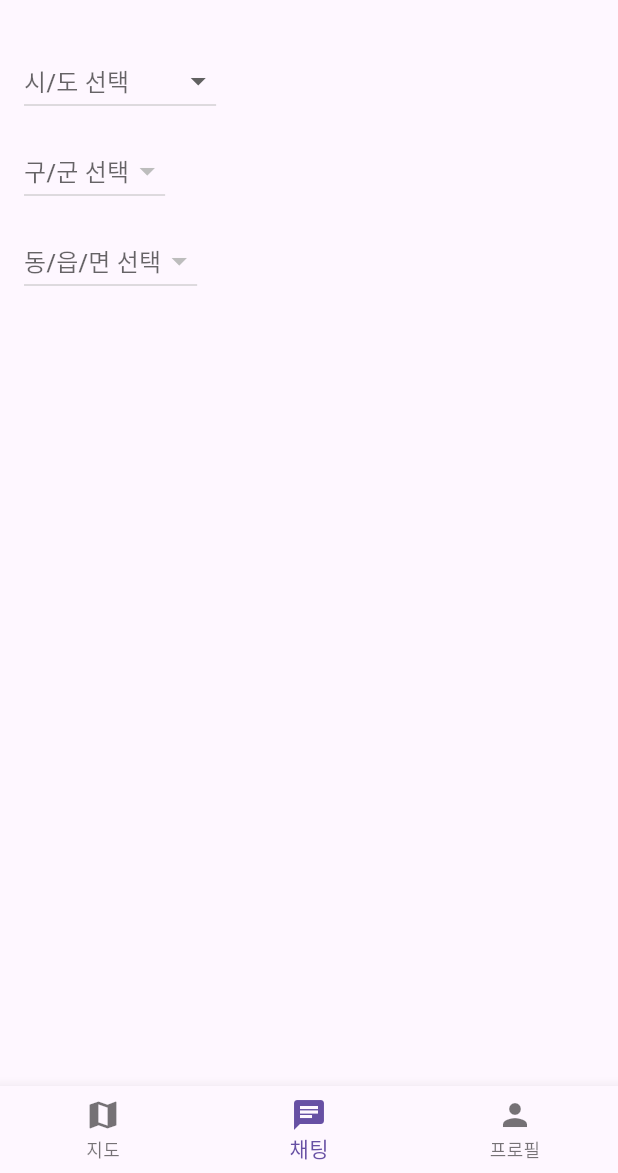
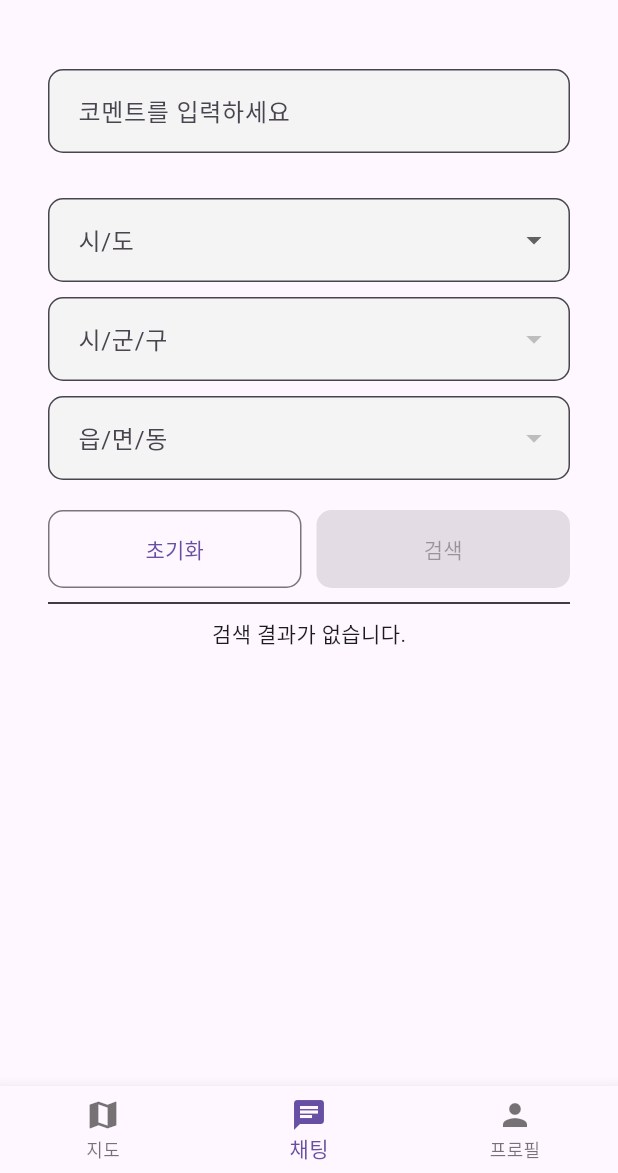
Before and after one commit to Hakhun-Do/Graduation_android_flutter, a Flutter app: the MainPage screen opened by its route, item 2 of the bottom bar chosen, on a phone screen of 412 x 824 dp, the part 63-1236 px from its top. Run offline on Flutter 3.47's test engine with Material 3 defaults, Android fonts, the phone set to English and light mode, and no system bars; our stand-ins replace flutter_secure_storage, geolocator, webview_flutter; missing offline and left inert: flutter_inappwebview; accounts and stored records are empty; network calls fail.

Commit message:
지역을 이용한 데이터 검색 기능 구현 완료 코멘트를 이용한 데이터 검색 기능 추가 예정 코멘트 창 꾸미기 예정

```diff
--- a/lib/mainpage.dart
+++ b/lib/mainpage.dart
@@ -50,7 +50,7 @@ class MainPageState extends State<MainPage> {
           ? SingleChildScrollView( // ChatGroup을 ScrollView로 감쌈
         child: Padding(
           padding: const EdgeInsets.all(16.0),
-          child: SafeRegionSelector(),
+          child: RegionSelector(),
         ),
       ) // 채팅
           : SingleChildScrollView( // ProfileGroup을 ScrollView로 감쌈
--- a/lib/mainpage_chat_group.dart
+++ b/lib/mainpage_chat_group.dart
@@ -1,107 +1,236 @@
 import 'package:flutter/material.dart';
-import 'region_data.dart';  // regionMap을 선언한 파일 경로로 정확히 맞춰서
+import 'region_data.dart'; // 지역 데이터(Map 구조)
+import 'api_service.dart'; // ProblemMarkerService 정의
 
-class SafeRegionSelector extends StatefulWidget {
-  const SafeRegionSelector({super.key});
+class RegionSelector extends StatefulWidget {
+  const RegionSelector({Key? key}) : super(key: key);
 
   @override
-  State<SafeRegionSelector> createState() => _SafeRegionSelectorState();
+  State<RegionSelector> createState() => _RegionSelectorState();
 }
 
-class _SafeRegionSelectorState extends State<SafeRegionSelector> {
-  String? selectedCity;
-  String? selectedDistrict;
-  String? selectedTown;
+class _RegionSelectorState extends State<RegionSelector> {
+  String? _selectedCity;      // 시/도
+  String? _selectedTown;      // 시/군/구
+  String? _selectedDistrict;  // 읍/면/동
+
+  List<Map<String, dynamic>> _comments = []; // 검색 결과
+
+  InputDecoration dropdownDecoration(String label) {
+    return InputDecoration(
+      labelText: label,
+      filled: true,
+      fillColor: const Color(0xFFF4F4F4),
+      border: OutlineInputBorder(
+        borderRadius: BorderRadius.circular(10),
+        borderSide: BorderSide(color: Colors.grey.shade300, width: 1),
+      ),
+      contentPadding: const EdgeInsets.symmetric(horizontal: 16, vertical: 16),
+    );
+  }
 
   @override
   Widget build(BuildContext context) {
-    final cities = regionMap.keys.toList();
+    final cityList = regionMap.keys.toList();
+    final townList = _selectedCity != null
+        ? regionMap[_selectedCity!]!.keys.toList()
+        : <String>[];
+    final districtList = (_selectedCity != null && _selectedTown != null)
+        ? regionMap[_selectedCity!]![_selectedTown!] ?? <String>[]
+        : <String>[];
 
-    final districts = (selectedCity != null && regionMap.containsKey(selectedCity))
-        ? regionMap[selectedCity]!.keys.toList()
-        : [];
-
-    final towns = (selectedCity != null &&
-        selectedDistrict != null &&
-        regionMap.containsKey(selectedCity) &&
-        regionMap[selectedCity]!.containsKey(selectedDistrict))
-        ? regionMap[selectedCity]![selectedDistrict]!
-        : [];
-
-    if (selectedCity != null && !cities.contains(selectedCity)) {
-      selectedCity = null;
-      selectedDistrict = null;
-      selectedTown = null;
-    }
-    if (selectedDistrict != null && !districts.contains(selectedDistrict)) {
-      selectedDistrict = null;
-      selectedTown = null;
-    }
-    if (selectedTown != null && !towns.contains(selectedTown)) {
-      selectedTown = null;
-    }
-
-    return Column(
+    return SingleChildScrollView(
+      padding: const EdgeInsets.all(16.0),
+      child: Column(
         crossAxisAlignment: CrossAxisAlignment.start,
         children: [
-        DropdownButton<String>(
-          hint: Text('시/도 선택'),
-          value: selectedCity,
-          items: cities
-              .map((city) => DropdownMenuItem(value: city, child: Text(city)))
-              .toList(),
+          TextField(
+            decoration: InputDecoration(
+              labelText: "코멘트를 입력하세요",
+              filled: true,
+              fillColor: const Color(0xFFF4F4F4),
+              border: OutlineInputBorder(
+                borderRadius: BorderRadius.circular(10),
+                borderSide: BorderSide(color: Colors.grey.shade300, width: 1),
+              ),
+              contentPadding: const EdgeInsets.symmetric(horizontal: 16, vertical: 16),
+            ),
+            onChanged: (text) {
+              // 필요시 처리
+              print("코멘트 입력: $text");
+            },
+          ),
+          const SizedBox(height: 30),
+
+          // 1단계 시/도
+          DropdownButtonFormField<String>(
+            isExpanded: true,
+            decoration: dropdownDecoration('시/도'),
+            value: _selectedCity,
+            icon: const Icon(Icons.arrow_drop_down),
+            items: cityList.map((city) =>
+                DropdownMenuItem(value: city, child: Text(city))
+            ).toList(),
             onChanged: (value) {
               setState(() {
-              selectedCity = value;
-              selectedDistrict = null;
-              selectedTown = null;
+                _selectedCity = value;
+                _selectedTown = null;
+                _selectedDistrict = null;
               });
             },
           ),
-        SizedBox(height: 12),
-        DropdownButton<String>(
-          hint: Text('구/군 선택'),
-          value: selectedDistrict,
-          items: districts
-              .map((district) => DropdownMenuItem<String>(
-            value: district,
-            child: Text(district),
-          ))
-              .toList(),
+          const SizedBox(height: 10),
+
+          // 2단계 시/군/구
+          DropdownButtonFormField<String>(
+            isExpanded: true,
+            decoration: dropdownDecoration('시/군/구'),
+            value: _selectedTown,
+            icon: const Icon(Icons.arrow_drop_down),
+            items: townList.map((town) =>
+                DropdownMenuItem(value: town, child: Text(town))
+            ).toList(),
             onChanged: (value) {
               setState(() {
-              selectedDistrict = value;
-              selectedTown = null;
+                _selectedTown = value;
+                _selectedDistrict = null;
               });
             },
           ),
+          const SizedBox(height: 10),
 
-
-        SizedBox(height: 12),
-        DropdownButton<String>(
-          hint: Text('동/읍/면 선택'),
-          value: selectedTown,
-          items: towns
-              .map((town) => DropdownMenuItem<String>(
-            value: town,
-            child: Text(town),
-          ))
-              .toList(),
+          // 3단계 읍/면/동
+          DropdownButtonFormField<String>(
+            isExpanded: true,
+            decoration: dropdownDecoration('읍/면/동'),
+            value: _selectedDistrict,
+            icon: const Icon(Icons.arrow_drop_down),
+            items: districtList.map((district) =>
+                DropdownMenuItem(value: district, child: Text(district))
+            ).toList(),
             onChanged: (value) {
               setState(() {
-              selectedTown = value;
+                _selectedDistrict = value;
               });
             },
           ),
+          const SizedBox(height: 20),
 
+          Row(
+            children: [
+              Expanded(
+                child: OutlinedButton(
+                  onPressed: () {
+                    setState(() {
+                      _selectedCity = null;
+                      _selectedTown = null;
+                      _selectedDistrict = null;
+                      _comments.clear();
+                    });
+                  },
+                  style: OutlinedButton.styleFrom(
+                    padding: const EdgeInsets.symmetric(vertical: 16),
+                    shape: RoundedRectangleBorder(
+                      borderRadius: BorderRadius.circular(10),
+                    ),
+                  ),
+                  child: const Text('초기화'),
+                ),
+              ),
+              const SizedBox(width: 10),
+              Expanded(
+                child: ElevatedButton(
+                  onPressed: (_selectedCity != null ||
+                      _selectedTown != null ||
+                      _selectedDistrict != null)
+                      ? () async {
+                    try {
+                      final data = await ProblemMarkerService().fetchProblemData(
+                        ctprvnNm: _selectedCity ?? '',
+                        signguNm: _selectedTown,
+                      );
+                      print('API 응답 데이터: $data');  // 데이터 확인
+                      setState(() {
+                        _comments = data;
+                      });
+                      print("불러온 코멘트 수: ${data.length}");
+                    } catch (e) {
+                      print("데이터 불러오기 실패: $e");
+                    }
 
-        SizedBox(height: 20),
-        if (selectedCity != null && selectedDistrict != null && selectedTown != null)
-          Text(
-            '선택한 지역: $selectedCity > $selectedDistrict > $selectedTown',
-            style: TextStyle(fontWeight: FontWeight.bold, color: Colors.blue),
+                  }
+                      : null,
+                  style: ElevatedButton.styleFrom(
+                    backgroundColor: Colors.black,
+                    foregroundColor: Colors.white,
+                    padding: const EdgeInsets.symmetric(vertical: 16),
+                    shape: RoundedRectangleBorder(
+                      borderRadius: BorderRadius.circular(10),
+                    ),
+                  ),
+                  child: const Text('검색'),
+                ),
               ),
             ],
+          ),
+
+          const Divider(color: Colors.black, thickness: 1, height: 20),
+
+          // 검색 결과 표시 (스크롤뷰 안에서는 Expanded 대신 그냥 위젯! + shrinkWrap)
+          _comments.isEmpty
+              ? const Center(child: Text("검색 결과가 없습니다."))
+              : ListView.builder(
+            itemCount: _comments.length,
+            shrinkWrap: true,
+            physics: const NeverScrollableScrollPhysics(),
+            itemBuilder: (context, index) {
+              final comment = _comments[index]['comment'] ?? '코멘트 없음';
+              final addr =
+                  "${_comments[index]['ctp'] ?? ''} ${_comments[index]['sig'] ?? ''}";
+              final detailAddr = _comments[index]['lnmadr'] ?? '';
+              final desc = _comments[index]['descLc'] ?? '';
+
+              return Card(
+                margin: const EdgeInsets.symmetric(vertical: 6),
+                elevation: 2, // 그림자
+                shape: RoundedRectangleBorder(
+                  borderRadius: BorderRadius.circular(8),
+                ),
+                child: ListTile(
+                  leading: const Icon(Icons.place, color: Colors.redAccent),
+                  title: Text(
+                    comment,
+                    style: const TextStyle(
+                      fontWeight: FontWeight.bold,
+                      fontSize: 16,
+                    ),
+                  ),
+                  subtitle: Column(
+                    crossAxisAlignment: CrossAxisAlignment.start,
+                    children: [
+                      Text(addr,
+                          style:
+                          const TextStyle(color: Colors.grey, fontSize: 13)),
+                      if (detailAddr.isNotEmpty)
+                        Text(detailAddr,
+                            style:
+                            const TextStyle(color: Colors.grey, fontSize: 12)),
+                      if (desc.isNotEmpty)
+                        Text(desc,
+                            style: const TextStyle(
+                                color: Colors.black87, fontSize: 13)),
+                    ],
+                  ),
+                  onTap: () {
+                    // 지도 이동이나 추가 액션을 연결할 수 있음
+                    print("📍 선택한 위치: $addr / $detailAddr");
+                  },
+                ),
+              );
+            },
+          )
+        ],
+      ),
     );
   }
 }
--- a/lib/region_data.dart
+++ b/lib/region_data.dart
@@ -125,11 +125,11 @@ final Map<String, Map<String, List<String>>> regionMap = {
     '화성시': ['봉담읍', '우정읍', '향남읍', '남양읍', '매송면', '비봉면', '마도면', '송산면', '서신면', '팔탄면', '장안면', '양감면', '정남면', '병점1동', '병점2동', '진안동', '반월동', '기배동', '화산동', '동탄1동', '동탄2동', '동탄3동', '동탄4동', '동탄5동', '동탄6동', '동탄7동', '동탄8동'],
   },
   '강원특별자치도': {
-    '춘천시': ['강남동', '강북', '남면', '남산면', '동내면', '동면', '북산면', '사북면', '서면', '신동면', '신북읍', '조운동', '중앙동', '근화동', '소양동', '교동', '효자동', '후평1동', '후평2동', '후평3동', '석사동', '퇴계동', '강남동'],
+    '춘천시': ['강남동', '강북', '남면', '남산면', '동내면', '동면', '북산면', '사북면', '서면', '신동면', '신북읍', '조운동', '중앙동', '근화동', '소양동', '교동', '효자동', '후평1동', '후평2동', '후평3동', '석사동', '퇴계동'],
     '원주시': ['가곡동', '개운동', '단계동', '명륜동', '봉산동', '부론면', '소초면', '신림면', '우산동', '원동', '일산동', '지정면', '판부면', '평원동', '학성동', '행구동', '호저면', '흥업면', '문막읍', '귀래면', '중앙동', '태장1동', '태장2동', '무실동', '반곡관설동'],
     '강릉시': ['강동면', '강문동', '견소동', '교1동', '교2동', '구정면', '금학동', '남문동', '남항진동', '내곡동', '대신동', '명주동', '사천면', '성내동', '성산면', '성덕동', '송정동', '연곡면', '옥계면', '옥천동', '왕산면', '용강동', '운산동', '월호평동', '유천동', '임당동', '입암동', '저동', '주문진읍', '죽헌동', '중앙동', '지변동', '청량동', '초당동', '포남동', '홍제동'],
     '동해시': ['송정동', '북삼동', '부곡동', '비천동', '쇄운동', '신흥동', '어달동', '용정동', '이도동', '일출로', '지흥동', '천곡동', '추암동', '평릉동', '망상동', '묵호진동', '삼화동'],
-    '태백시': ['문곡소도동', '상장동', '성황, , 건지동', '황지동', '황연동', '구문소동', '장성동', '철암동'],
+    '태백시': ['문곡소도동', '상장동', '성황동', '건지동', '황지동', '황연동', '구문소동', '장성동', '철암동'],
     '속초시': ['교동', '금호동', '노학동', '대포동', '도문동', '동명동', '설악동', '영랑동', '장사동', '조양동', '중앙동', '청학동'],
     '삼척시': ['가곡면', '건지동', '근덕면', '남양동', '노곡면', '미로면', '사직동', '삼척동', '성내동', '소달동', '신기면', '신기동', '원덕읍', '읍상동', '장성동', '정라동', '조비동', '하장면', '도계읍']
   },
@@ -139,8 +139,8 @@ final Map<String, Map<String, List<String>>> regionMap = {
     '제천시': ['중앙동', '영서동', '용두동', '신백동', '남현동', '강제동', '청전동', '송학면', '한수면', '남제천', '동현동', '화산동', '교동', '고암동', '백운면', '봉양읍', '금성면', '수산면', '덕산면'],
   },
   '충청남도': {
-    '천안시': ['목천읍', '풍세면', '광덕면', '성거읍', '직산읍', '입장면', '성환읍', '병천면', '동면', '가락', '신방동', '일봉동', '봉명동', '중앙동', '문성동', '원성1동', '원성2동', '유량동', '신안동', '성정1동', '성정2동', '쌍용1동', '쌍용2동', '쌍용3동', '불당동', '백석동', '차암동'],
-    '공주시': ['웅진동', '금학동', '옥룡동', '중학동', '반죽동', '탄천면', '계룡면', '반포면', '이인면', '탄천면', '우성면', '사곡면', '정안면', '신관동', '월송동', '금흥동', '옥룡동', '웅진동', '산성동', '유구읍'],
+    '천안시': ['목천읍', '풍세면', '광덕면', '성거읍', '직산읍', '입장면', '성환읍', '병천면', '동면', '가락동', '신방동', '일봉동', '봉명동', '중앙동', '문성동', '원성1동', '원성2동', '유량동', '신안동', '성정1동', '성정2동', '쌍용1동', '쌍용2동', '쌍용3동', '불당동', '백석동', '차암동'],
+    '공주시': ['웅진동', '금학동', '옥룡동', '중학동', '반죽동', '계룡면', '반포면', '이인면', '탄천면', '우성면', '사곡면', '정안면', '신관동', '월송동', '금흥동', '옥룡동', '웅진동', '산성동', '유구읍'],
     '보령시': ['대천동', '죽정동', '주포면', '웅천읍', '주교면', '오천면', '천북면', '청소면', '청라면', '미산면', '성주면', '남포면', '관창산업단지'],
     '아산시': ['염치읍', '둔포면', '영인면', '인주면', '선장면', '도고면', '신창면', '온양동', '배방읍', '탕정면', '음봉면'],
     '서산시': ['대산읍', '인지면', '부석면', '팔봉면', '지곡면', '성연면', '음암면', '운산면', '해미면', '고북면', '수석동', '동문동', '석남동'],
@@ -157,7 +157,7 @@ final Map<String, Map<String, List<String>>> regionMap = {
     '김제시': ['검산동', '교월동', '김제동', '만경읍', '백구면', '백산면', '봉남면', '부량면', '금구면', '금산면', '용지면', '월촌면', '죽산면', '진봉면', '청하면', '황산면'],
   },
   '전라남도': {
-    '목포시': ['산정동', '연동', '대성동', '죽교동', '원산동', '용해동', '상동', '삼학동', '만호동', '유달동', '목원동', '동명동', '무안동', '온금동', '서산동', '북교동', '보광동', '산정동', '광동동', '달동'],
+    '목포시': ['연동', '대성동', '죽교동', '원산동', '용해동', '상동', '삼학동', '만호동', '유달동', '목원동', '동명동', '무안동', '온금동', '서산동', '북교동', '보광동', '산정동', '광동동', '달동'],
     '여수시': ['돌산읍', '소라면', '율촌면', '화양면', '화정면', '삼산면', '남면', '동문동', '한려동', '중앙동', '충무동', '광림동', '서강동', '대교동', '국동', '문수동', '미평동', '둔덕동', '만흥동', '쌍봉동', '시전동', '여천동', '주삼동', '삼일동', '묘도동'],
     '순천시': ['승주읍', '주암면', '황전면', '월등면', '향동', '매곡동', '삼산동', '조곡동', '덕연동', '풍덕동', '남제동', '저전동', '장천동', '중앙동', '가곡동', '용당동', '인월동', '해룡면', '서면', '별량면', '상사면', '낙안면'],
     '나주시': ['성북동', '금남동', '성내동', '영강동', '이창동', '삼영동', '다도면', '남평읍', '세지면', '왕곡면', '반남면', '공산면', '동강면', '봉황면', '문평면', '노안면', '금천면', '산포면', '다시면'],
@@ -177,13 +177,13 @@ final Map<String, Map<String, List<String>>> regionMap = {
   },
   '경상남도': {
     '창원시': ['의창구', '성산구', '마산합포구', '마산회원구', '진해구'],
-    '진주시': ['문산읍', '내동면', '정촌면', '금곡면', '진성면', '일반성면', '이반성면', '사봉면', '지수면', '대곡면', '미천면', '명석면', '대평면', '수곡면', '집현면', '미천면', '초장동', '평거동', '신안동', '이현동', '판문동', '가호동', '충무공동'],
+    '진주시': ['문산읍', '내동면', '정촌면', '금곡면', '진성면', '일반성면', '이반성면', '사봉면', '지수면', '대곡면', '명석면', '대평면', '수곡면', '집현면', '미천면', '초장동', '평거동', '신안동', '이현동', '판문동', '가호동', '충무공동'],
     '통영시': ['도천동', '명정동', '중앙동', '정량동', '북신동', '무전동', '미수동', '봉평동', '산양읍', '욕지면', '한산면', '사량면'],
     '사천시': ['벌리동', '사천읍', '정동면', '사남면', '용현면', '축동면', '곤양면', '곤명면', '서포면'],
     '김해시': ['삼안동', '불암동', '활천동', '대청동', '매화동', '삼성동', '동상동', '회현동', '부원동', '내외동', '칠산서부동', '장유1동', '장유2동', '장유3동', '진영읍', '주촌면', '한림면', '김해시'],
     '밀양시': ['삼문동', '교동', '내일동', '가곡동', '용평동', '활성동', '상남면', '부북면', '초동면', '무안면', '청도면', '가례면', '단장면', '산내면', '산외면'],
     '거제시': ['고현동', '장평동', '능포동', '아주동', '옥포동', '상문동', '수양동', '장승포동', '마전동', '일운면', '동부면', '남부면', '둔덕면', '사등면', '연초면', '하청면'],
-    '양산시': ['삼성동', '강서동', '중앙동', '양주동', '웅상읍', '동면', '상북면', '하북면', '중앙동', '서창동', '소주동', '평산동', '덕계동'],
+    '양산시': ['삼성동', '강서동', '양주동', '웅상읍', '동면', '상북면', '하북면', '중앙동', '서창동', '소주동', '평산동', '덕계동'],
   },
   '제주특별자치도': {
     '제주시': ['일도1동', '일도2동', '이도1동', '이도2동', '삼도1동', '삼도2동', '건입동', '화북1동', '화북2동', '삼양동', '아라동', '오라동', '연동', '노형동', '외도동', '이호동', '도두동', '봉개동', '용담1동', '용담2동', '애월읍', '구좌읍', '조천읍', '한림읍', '한경면', '추자면', '우도면'],
```
Also changed, not shown: 125 other files. Lines whose indentation alone changed are shown as unchanged.
